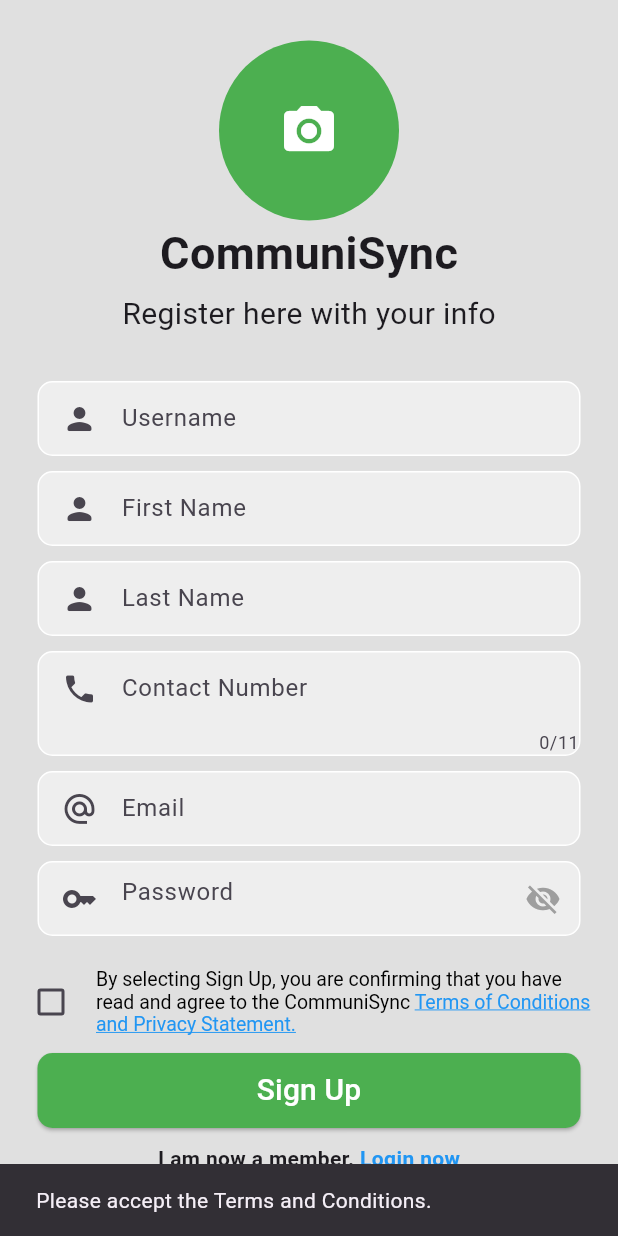
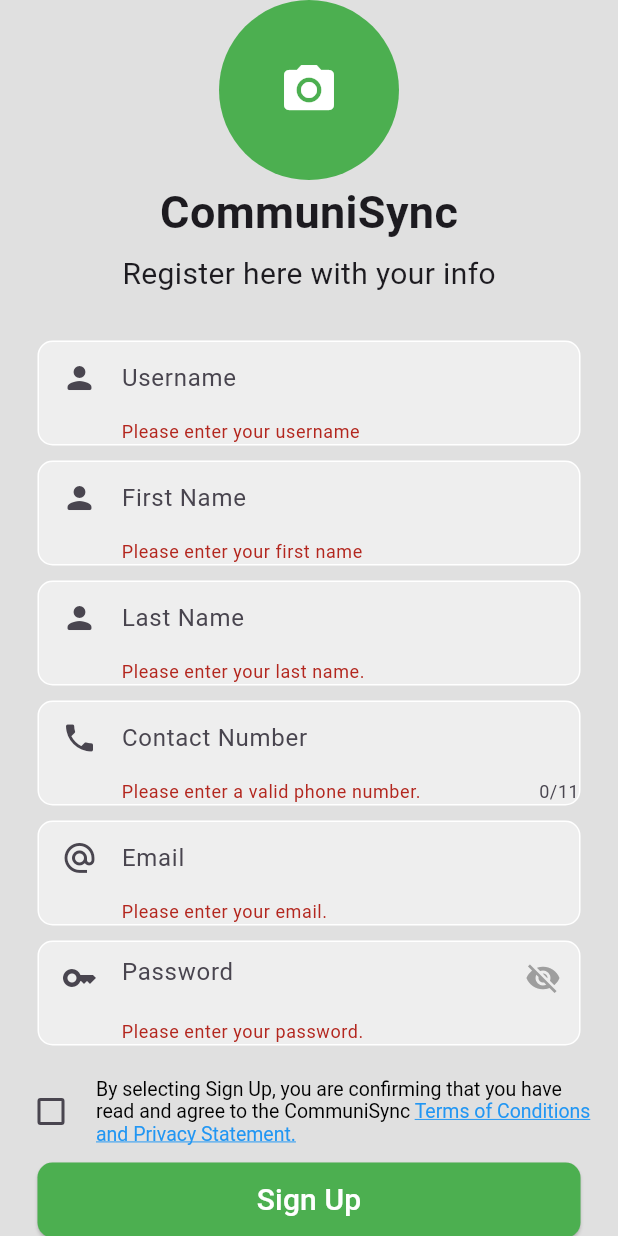
Before and after one commit to m-montefalcon/Communisync_Mobile, a Flutter app: the RegisterPage screen opened directly, after a tap on "Sign Up", on a phone screen of 412 x 824 dp. Run offline on Flutter 3.47's test engine with Material 3 defaults, Android fonts, the phone set to English and light mode, and no system bars; drawn by our look-alikes of overlay_support; our stand-ins replace awesome_notifications, badges, firebase_core, firebase_messaging, flutter_dotenv, flutter_svg and 3 more; missing offline and left inert: flutter_pdfview, qr_code_scanner; accounts and stored records are empty.

Commit message:
fixed some validators on register user

```diff
--- a/lib/screens/register_page.dart
+++ b/lib/screens/register_page.dart
@@ -128,15 +128,17 @@ class _RegisterPageState extends State<RegisterPage> {
                           decoration: const InputDecoration(
                             hintText: 'Username',
                             border: InputBorder.none,
-                                icon: Icon(Icons.person_rounded)),
+                            icon: Icon(Icons.person_rounded),
+                          ),
                           validator: (value) {
-                              if (value!.isEmpty ||
-                                  !RegExp(r'[a-z][A-Z]').hasMatch(value)) {
+                            if (value!.isEmpty || !RegExp(r'[a-zA-Z]').hasMatch(value)) {
                               return 'Please enter your username';
                             } else {
                               return null;
                             }
-                            }),
+                          },
+                        ),
+
                       ),
                     ),
                   ),
@@ -159,8 +161,7 @@ class _RegisterPageState extends State<RegisterPage> {
                                 border: InputBorder.none,
                                 icon: Icon(Icons.person_rounded)),
                             validator: (value) {
-                              if (value!.isEmpty ||
-                                  !RegExp(r'[a-z][A-Z]').hasMatch(value)) {
+                              if (value!.isEmpty || !RegExp(r'[a-zA-Z]').hasMatch(value)) {
                                 return 'Please enter your first name';
                               } else {
                                 return null;
@@ -188,8 +189,7 @@ class _RegisterPageState extends State<RegisterPage> {
                                 border: InputBorder.none,
                                 icon: Icon(Icons.person_rounded)),
                             validator: (value) {
-                              if (value!.isEmpty ||
-                                  !RegExp(r'[a-z][A-Z]').hasMatch(value)) {
+                              if (value!.isEmpty || !RegExp(r'[a-zA-Z]').hasMatch(value)) {
                                 return 'Please enter your last name.';
                               } else {
                                 return null;
@@ -381,11 +381,21 @@ class _RegisterPageState extends State<RegisterPage> {
                                     fontSize: 20, color: Colors.white),
                               ),
                             onPressed: () async {
+                              if (!_formKey.currentState!.validate()) {
+                                return;
+                              }
+                              if (_profilePicture == null) {
+                                ScaffoldMessenger.of(context).showSnackBar(
+                                  SnackBar(content: Text('Please select a profile picture.')),
+                                );
+                                return;
+                              }
                               if (!agreeToTerms) {
                                 ScaffoldMessenger.of(context).showSnackBar(
                                   SnackBar(
-                                          content: Text(
-                                              'Please accept the Terms and Conditions.')));
+                                    content: Text('Please accept the Terms and Conditions.'),
+                                  ),
+                                );
                                 return;
                               }
 
@@ -400,27 +410,22 @@ class _RegisterPageState extends State<RegisterPage> {
                                   _firstNameController.text,
                                   _lastNameController.text,
                                   _contactNumber.text,
-
                                   _emailController.text,
                                   _passwordController.text,
                                   _profilePicturePath.text,
                                 );
-
                               } catch (e) {
                                 ScaffoldMessenger.of(context).showSnackBar(
                                   SnackBar(content: Text('($e)')),
                                 );
                               }
 
-                                if (_contactNumber.text.length != 11) {
-                                  ScaffoldMessenger.of(context).showSnackBar(SnackBar(content: Text('Phone number must be 11 digits.')));
-
-                                }
-
                               setState(() {
                                 loading = false;
                               });
-                              }),
+                            },
+
+                          ),
                         ),
                   const SizedBox(height: 10),
                   Row(
```
Lines whose indentation alone changed are shown as unchanged.
